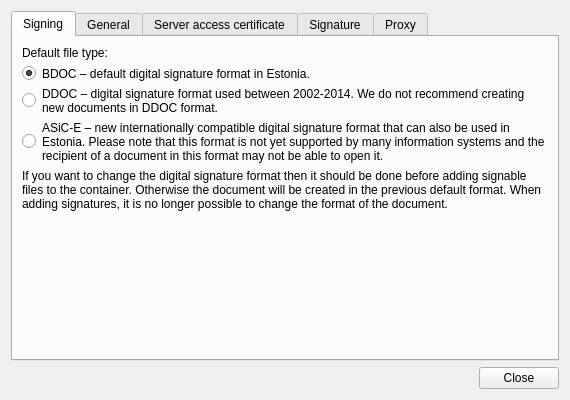
open-eid/qdigidoc, file client/ui/SettingsDialog.ui: the form before one commit.
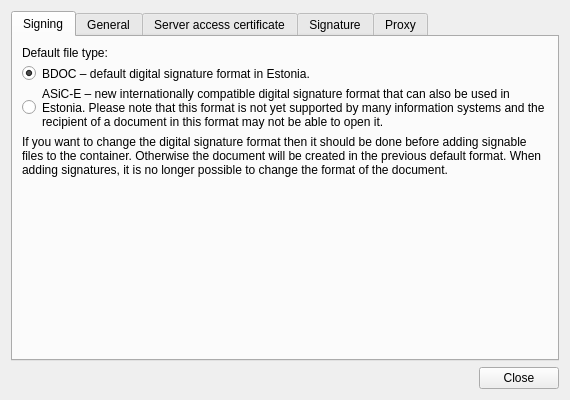
The form after the commit.

The edit to the form file:
```diff
--- a/client/ui/SettingsDialog.ui
+++ b/client/ui/SettingsDialog.ui
@@ -58,20 +58,13 @@
         </widget>
        </item>
        <item row="2" column="0">
-        <widget class="QRadioButton" name="typeDDoc">
-         <property name="accessibleName">
-          <string>Default file type DDOC</string>
-         </property>
-        </widget>
-       </item>
-       <item row="3" column="0">
         <widget class="QRadioButton" name="typeASIC">
          <property name="accessibleName">
           <string>Default file type ASiC-E</string>
          </property>
         </widget>
        </item>
-       <item row="3" column="1">
+       <item row="2" column="1">
         <widget class="QLabel" name="typeASICLabel">
          <property name="text">
           <string>ASiC-E – new internationally compatible digital signature format that can also be used in Estonia. Please note that this format is not yet supported by many information systems and the recipient of a document in this format may not be able to open it.</string>
@@ -84,7 +77,7 @@
          </property>
         </widget>
        </item>
-       <item row="4" column="0" colspan="2">
+       <item row="3" column="0" colspan="2">
         <widget class="QLabel" name="typeInfo">
          <property name="text">
           <string>If you want to change the digital signature format then it should be done before adding signable files to the container. Otherwise the document will be created in the previous default format. When adding signatures, it is no longer possible to change the format of the document.</string>
@@ -94,7 +87,7 @@
          </property>
         </widget>
        </item>
-       <item row="5" column="0" colspan="2">
+       <item row="4" column="0" colspan="2">
         <spacer name="verticalSpacer">
          <property name="orientation">
           <enum>Qt::Vertical</enum>
@@ -107,19 +100,6 @@
          </property>
         </spacer>
        </item>
-       <item row="2" column="1">
-        <widget class="QLabel" name="typeDDocLabel">
-         <property name="text">
-          <string>DDOC – digital signature format used between 2002-2014. We do not recommend creating new documents in DDOC format.</string>
-         </property>
-         <property name="wordWrap">
-          <bool>true</bool>
-         </property>
-         <property name="buddy">
-          <cstring>typeDDoc</cstring>
-         </property>
-        </widget>
-       </item>
       </layout>
      </widget>
      <widget class="QWidget" name="tabGeneral">
```
